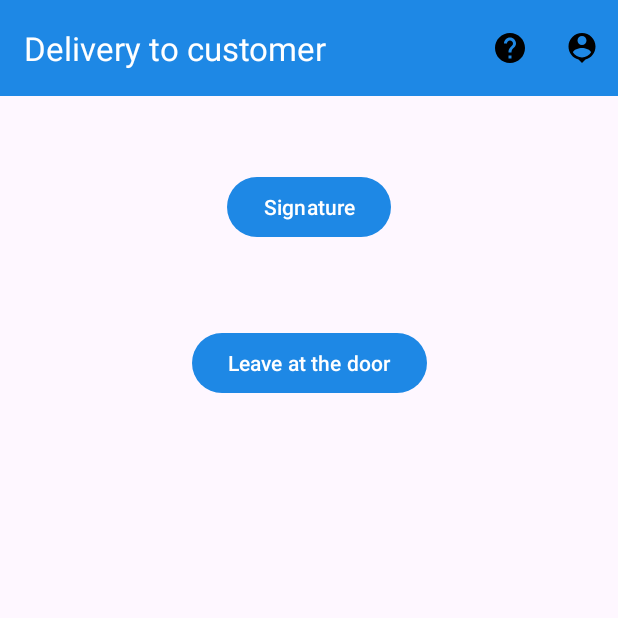
After one commit to Dalmanner/Turbo-Transport, an Android app: the CustomerDeliveryActivity screen opened directly, with no data from a screen before it, on a phone screen of 412 x 824 dp, the top half of it. The commit adds this screen. Run offline under Robolectric (Android 15) with nearby library versions, the phone set to English and light mode, and no system bars; Roboto replaces fonts that are not available here.

Commit message:
customerDeliveryActivity and barcode fixes

```diff
--- a/app/src/main/AndroidManifest.xml
+++ b/app/src/main/AndroidManifest.xml
@@ -20,6 +20,9 @@
         android:supportsRtl="true"
         android:theme="@style/Theme.TurboTransport"
         tools:targetApi="31">
+        <activity
+            android:name=".CustomerDeliveryActivity"
+            android:exported="false" />
         <activity
             android:name=".BarCodeReaderActivity"
             android:exported="false" />
--- /dev/null
+++ b/app/src/main/java/com/example/turbo_transport/CustomerDeliveryActivity.kt
@@ -0,0 +1,11 @@
+package com.example.turbo_transport
+
+import androidx.appcompat.app.AppCompatActivity
+import android.os.Bundle
+
+class CustomerDeliveryActivity : AppCompatActivity() {
+    override fun onCreate(savedInstanceState: Bundle?) {
+        super.onCreate(savedInstanceState)
+        setContentView(R.layout.activity_customer_delivery)
+    }
+}
--- /dev/null
+++ b/app/src/main/res/layout/activity_customer_delivery.xml
@@ -0,0 +1,47 @@
+<?xml version="1.0" encoding="utf-8"?>
+<androidx.constraintlayout.widget.ConstraintLayout xmlns:android="http://schemas.android.com/apk/res/android"
+    xmlns:app="http://schemas.android.com/apk/res-auto"
+    xmlns:tools="http://schemas.android.com/tools"
+    android:layout_width="match_parent"
+    android:layout_height="match_parent"
+    tools:context=".CustomerDeliveryActivity">
+
+    <com.google.android.material.appbar.AppBarLayout
+        android:id="@+id/appBarLayout"
+        android:layout_width="match_parent"
+        android:layout_height="wrap_content"
+        android:background="@color/blue_500"
+        android:theme="@style/ThemeOverlay.AppCompat.Dark.ActionBar"
+        tools:ignore="MissingConstraints">
+
+        <com.google.android.material.appbar.MaterialToolbar
+            android:id="@+id/topAppBar"
+            android:layout_width="match_parent"
+            android:layout_height="?attr/actionBarSize"
+            android:minHeight="?attr/actionBarSize"
+            app:menu="@menu/top_app_bar_package"
+            app:title="Delivery to customer"
+            app:titleCentered="false" />
+
+    </com.google.android.material.appbar.AppBarLayout>
+
+    <Button
+        android:id="@+id/button2"
+        android:layout_width="wrap_content"
+        android:layout_height="wrap_content"
+        android:layout_marginTop="50dp"
+        android:text="Signature"
+        app:layout_constraintEnd_toEndOf="parent"
+        app:layout_constraintStart_toStartOf="parent"
+        app:layout_constraintTop_toBottomOf="@+id/appBarLayout" />
+
+    <Button
+        android:id="@+id/button3"
+        android:layout_width="wrap_content"
+        android:layout_height="wrap_content"
+        android:layout_marginTop="56dp"
+        android:text="Leave at the door"
+        app:layout_constraintEnd_toEndOf="parent"
+        app:layout_constraintStart_toStartOf="parent"
+        app:layout_constraintTop_toBottomOf="@+id/button2" />
+</androidx.constraintlayout.widget.ConstraintLayout>
```
Also changed, not shown: app/src/main/java/com/example/turbo_transport/BarCodeReaderActivity.kt (+52 -16 lines), app/src/main/res/layout/activity_bar_code_reader.xml (+22 -1 lines).
